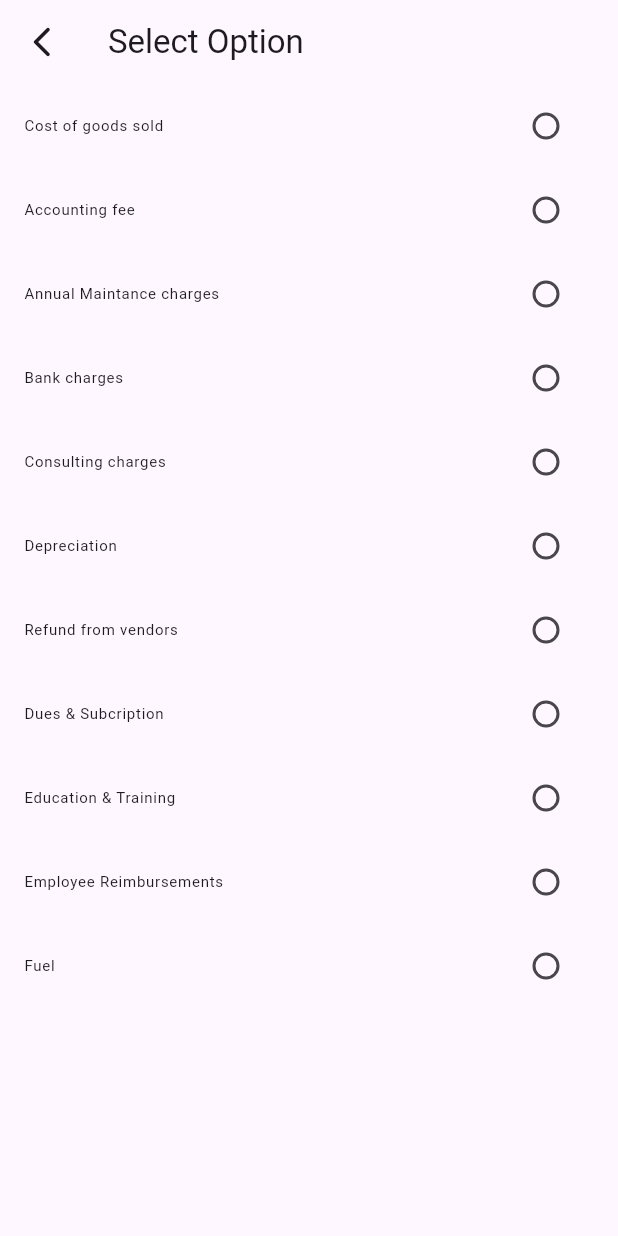
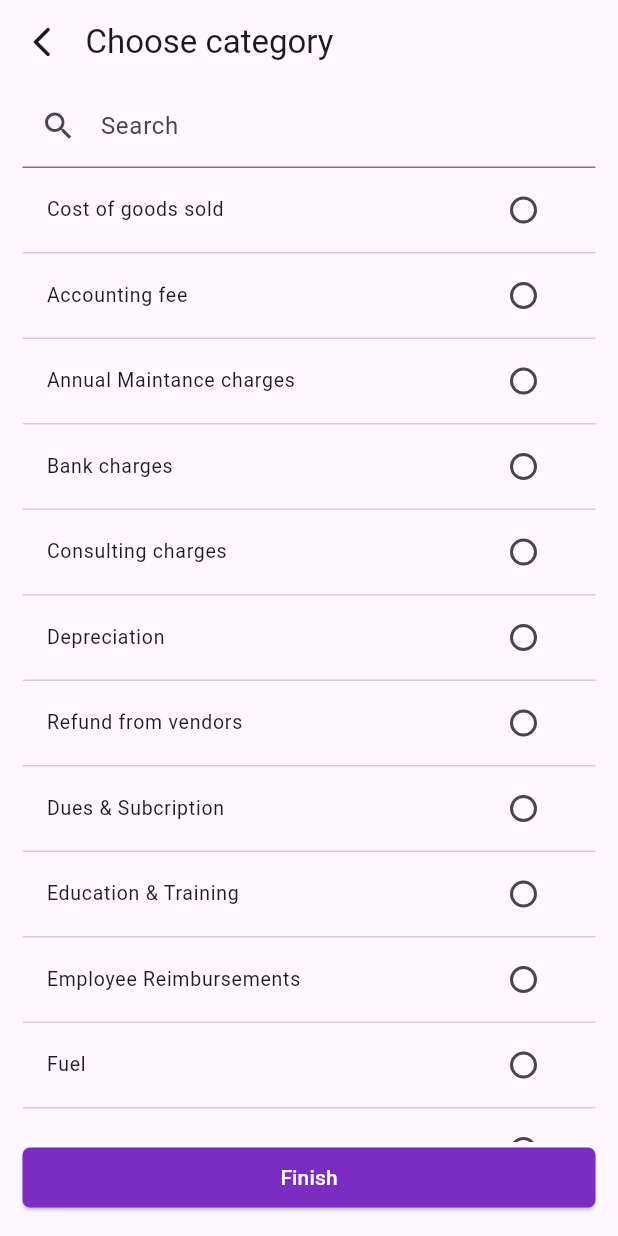
Before and after one commit to abhishekdwibedy-2002/flutter_grid_component_task, a Flutter app: the screen it shows after launch, after a tap on "More", on a phone screen of 412 x 824 dp. Run offline on Flutter 3.47's test engine with Material 2 defaults, Android fonts, the phone set to English and light mode, and no system bars; network calls fail.

Commit message:
Updated UI and Search Buttom implementation

```diff
--- a/lib/gridview_components.dart
+++ b/lib/gridview_components.dart
@@ -9,14 +9,16 @@ class GridViewWidget extends StatefulWidget {
     required this.onClicked,
     required this.onItemSelect,
     required this.optionIndex,
+    required this.showIcon,
   });
 
   final String title;
   final List lists;
   final int last;
-  final VoidCallback onClicked;
+  final Function(bool) onClicked;
   final Function(int) onItemSelect;
   final int? optionIndex;
+  final bool showIcon;
 
   @override
   State<GridViewWidget> createState() => _GridViewWidgetState();
@@ -32,7 +34,7 @@ class _GridViewWidgetState extends State<GridViewWidget> {
           style: const TextStyle(fontSize: 20, fontWeight: FontWeight.bold),
         ),
         const SizedBox(
-          height: 10,
+          height: 15,
         ),
         Expanded(
           child: GridView.builder(
@@ -45,8 +47,9 @@ class _GridViewWidgetState extends State<GridViewWidget> {
               itemBuilder: (context, index) {
                 if (index == widget.last && widget.lists.length > widget.last) {
                   return GestureDetector(
-                    onTap: widget.onClicked,
+                    onTap: () => widget.onClicked(widget.showIcon),
                     child: Card(
+                      color: Colors.white,
                       margin: const EdgeInsets.all(7),
                       child: Column(
                         mainAxisAlignment: MainAxisAlignment.spaceEvenly,
@@ -57,12 +60,15 @@ class _GridViewWidgetState extends State<GridViewWidget> {
                             height: 40,
                             alignment: Alignment.center,
                           ),
-                          const Text(
+                          const Padding(
+                            padding: EdgeInsets.fromLTRB(1, 0, 1, 0),
+                            child: Text(
                               'More',
                               style: TextStyle(
                                 fontSize: 13,
                               ),
                               textAlign: TextAlign.center,
+                            ),
                           ),
                         ],
                       ),
@@ -74,6 +80,7 @@ class _GridViewWidgetState extends State<GridViewWidget> {
                   return GestureDetector(
                     onTap: () => widget.onItemSelect(listItemIndex),
                     child: Card(
+                      color: Colors.white,
                       margin: const EdgeInsets.all(7),
                       elevation: onTapped ? 4 : 1,
                       shape: RoundedRectangleBorder(
@@ -89,17 +96,20 @@ class _GridViewWidgetState extends State<GridViewWidget> {
                           Image.network(
                             onTapped
                                 ? 'https://encrypted-tbn0.gstatic.com/images?q=tbn:ANd9GcTZ3cGUxcNAw7jfPZiWRRTO00SQpmMPGtQf4G8kbC8HoZVCBDqkoo9LZAO0UZbKAd5szDE&usqp=CAU'
-                                : widget.lists[listItemIndex]["icon"],
+                                : widget.lists[listItemIndex].icon,
                             width: 70,
                             height: 40,
                             alignment: Alignment.center,
                           ),
-                          Text(
-                            widget.lists[listItemIndex]["name"],
+                          Padding(
+                            padding: const EdgeInsets.fromLTRB(1, 0, 1, 0),
+                            child: Text(
+                              widget.lists[listItemIndex].name,
                               style: const TextStyle(
                                 fontSize: 12,
                               ),
                               textAlign: TextAlign.center,
+                            ),
                           ),
                         ],
                       ),
--- a/lib/list_view.dart
+++ b/lib/list_view.dart
@@ -17,62 +17,138 @@ class ListOption extends StatefulWidget {
 
 class _ListOptionState extends State<ListOption> {
   int? selectedOptions;
+  List filteredOptions = [];
+  final TextEditingController searchController = TextEditingController();
+
+  @override
+  void initState() {
+    filteredOptions = widget.optionList;
+    super.initState();
+  }
+
+  @override
+  void dispose() {
+    searchController.dispose();
+    super.dispose();
+  }
+
+  void runFilter(String searchKeyword) {
+    List results = [];
+    if (searchKeyword.isEmpty) {
+      results = widget.optionList;
+    } else {
+      results = widget.optionList.where((element) {
+        final name = element.name.toLowerCase();
+        return name.contains(searchKeyword.toLowerCase());
+      }).toList();
+    }
+    // refresh the UI
+    setState(() {
+      filteredOptions = results;
+    });
+  }
 
   @override
   Widget build(BuildContext context) {
     return Scaffold(
+      resizeToAvoidBottomInset: true,
       appBar: AppBar(
-        automaticallyImplyLeading: false,
+        automaticallyImplyLeading: true,
         leading: IconButton(
           onPressed: () => Navigator.pop(context),
           icon: const Icon(Icons.arrow_back_ios_new_rounded),
+          padding: EdgeInsets.zero,
         ),
-        title: const Text('Select Option'),
+        titleSpacing: 1,
+        title: const Text('Choose category'),
       ),
-      body: ListView.builder(
-        itemCount: widget.optionList.length,
+      body: Padding(
+        padding: const EdgeInsets.fromLTRB(15, 0, 15, 15),
+        child: Column(
+          crossAxisAlignment: CrossAxisAlignment.stretch,
+          children: [
+            TextField(
+              controller: searchController,
+              onChanged: runFilter,
+              decoration: const InputDecoration(
+                labelText: 'Search',
+                prefixIcon: Icon(Icons.search_sharp),
+              ),
+            ),
+            Expanded(
+              child: ListView.builder(
+                itemCount: filteredOptions.length,
                 itemBuilder: (context, index) {
-          return ListTile(
+                  final originalIndex =
+                      widget.optionList.indexOf(filteredOptions[index]);
+                  final isSelected = selectedOptions == originalIndex;
+                  return Container(
+                    decoration: const BoxDecoration(
+                      border: Border(
+                        bottom: BorderSide(color: Color.fromARGB(44, 0, 0, 0)),
+                      ),
+                    ),
+                    child: ListTile(
+                      onTap: () {
+                        setState(() {
+                          selectedOptions = originalIndex;
+                        });
+                      },
                       leading: widget.showIcon
                           ? Image.network(
-                    widget.optionList[index]["icon"],
-                    width: 70,
+                              widget.optionList[originalIndex].icon,
+                              width: 40,
                               height: 40,
                               alignment: Alignment.center,
                             )
                           : null,
                       title: Row(
                         children: [
-                const SizedBox(
-                  height: 35,
-                ),
                           if (widget.showIcon)
                             const SizedBox(
-                    width: 10,
+                              width: 5,
                             ),
                           Text(
-                  widget.optionList[index]["name"],
-                  style: const TextStyle(
-                    fontSize: 10,
+                            widget.optionList[originalIndex].name,
+                            style: TextStyle(
+                              fontSize: 13,
+                              fontWeight: isSelected
+                                  ? FontWeight.bold
+                                  : FontWeight.normal,
                             ),
-                  textAlign: TextAlign.center,
+                            textAlign: TextAlign.start,
                           ),
                         ],
                       ),
                       trailing: Radio<int>(
-              value: index,
+                        value: originalIndex,
                         groupValue: selectedOptions,
                         onChanged: (int? value) {
                           setState(() {
-                  selectedOptions = index;
+                            selectedOptions = originalIndex;
                           });
-                widget.onOptionSelected(value);
-                Navigator.pop(context);
                         },
+                      ),
                     ),
                   );
                 },
               ),
+            ),
+            ElevatedButton(
+                onPressed: () {
+                  widget.onOptionSelected(selectedOptions);
+                  Navigator.pop(context);
+                },
+                style: ElevatedButton.styleFrom(
+                    shape: RoundedRectangleBorder(
+                      borderRadius: BorderRadius.circular(5),
+                    ),
+                    backgroundColor: const Color.fromARGB(255, 122, 44, 195),
+                    foregroundColor: Colors.white),
+                child: const Text('Finish'))
+          ],
+        ),
+      ),
     );
   }
 }
--- a/lib/main.dart
+++ b/lib/main.dart
@@ -3,6 +3,7 @@ import 'dart:convert';
 import 'package:flutter/services.dart';
 import 'package:task_conponents/gridview_components.dart';
 import 'package:task_conponents/list_view.dart';
+import 'package:task_conponents/models/list.dart';
 
 void main() {
   runApp(const MyApp());
@@ -14,6 +15,7 @@ class MyApp extends StatelessWidget {
   Widget build(BuildContext context) {
     return MaterialApp(
       title: 'Flutter Demo',
+      debugShowCheckedModeBanner: false,
       theme: ThemeData(
         colorScheme: ColorScheme.fromSeed(seedColor: Colors.deepPurple),
         useMaterial3: true,
@@ -32,8 +34,8 @@ class MyHomePage extends StatefulWidget {
 }
 
 class _MyHomePageState extends State<MyHomePage> {
-  List options = [];
-  List tempOptions = [];
+  List<Category> options = [];
+  List<Category> tempOptions = [];
   // customize the more option where it will show
   int endList = 5;
   int? selectedIndex;
@@ -42,16 +44,17 @@ class _MyHomePageState extends State<MyHomePage> {
   Future<void> readJson() async {
     final String response = await rootBundle.loadString('assets/sample.json');
     final data = await json.decode(response);
-    print(data);
+    List<dynamic> list = data["data"];
+    print(list);
     setState(() {
-      options = data["data"];
+      options = list.map((category) => Category.fromJson(category)).toList();
       tempOptions = List.from(options); // copy of original lists
     });
   }
 
   // Navigate To List View Page when more option is called
   // Handle The Options Selection that is selected in the list view.
-  void navigateList() {
+  void navigateList(bool showIcon) {
     Navigator.push(
       context,
       MaterialPageRoute(
@@ -60,7 +63,7 @@ class _MyHomePageState extends State<MyHomePage> {
           onOptionSelected: (index) {
             optionSelected(index);
           },
-          showIcon: false,
+          showIcon: showIcon,
         ),
       ),
     );
@@ -113,7 +116,9 @@ class _MyHomePageState extends State<MyHomePage> {
         backgroundColor: Theme.of(context).colorScheme.inversePrimary,
         title: Text(widget.title),
       ),
-      body: Center(
+      body: Padding(
+        padding: const EdgeInsets.all(10),
+        child: Center(
           child: GridViewWidget(
             lists: tempOptions,
             last: endList,
@@ -121,6 +126,8 @@ class _MyHomePageState extends State<MyHomePage> {
             optionIndex: selectedIndex,
             onItemSelect: itemSelect,
             title: 'What is this payment for ?',
+            showIcon: false,
+          ),
         ),
       ),
     );
--- /dev/null
+++ b/lib/models/list.dart
@@ -0,0 +1,16 @@
+class Category {
+  final String name;
+  final String icon;
+
+  Category({
+    required this.name,
+    required this.icon,
+  });
+
+  factory Category.fromJson(Map<String, dynamic> json) {
+    return Category(
+      name: json['name'],
+      icon: json['icon'],
+    );
+  }
+}
```
Also changed, not shown: assets/sample.json (+120 -0 lines). Lines whose indentation alone changed are shown as unchanged.
